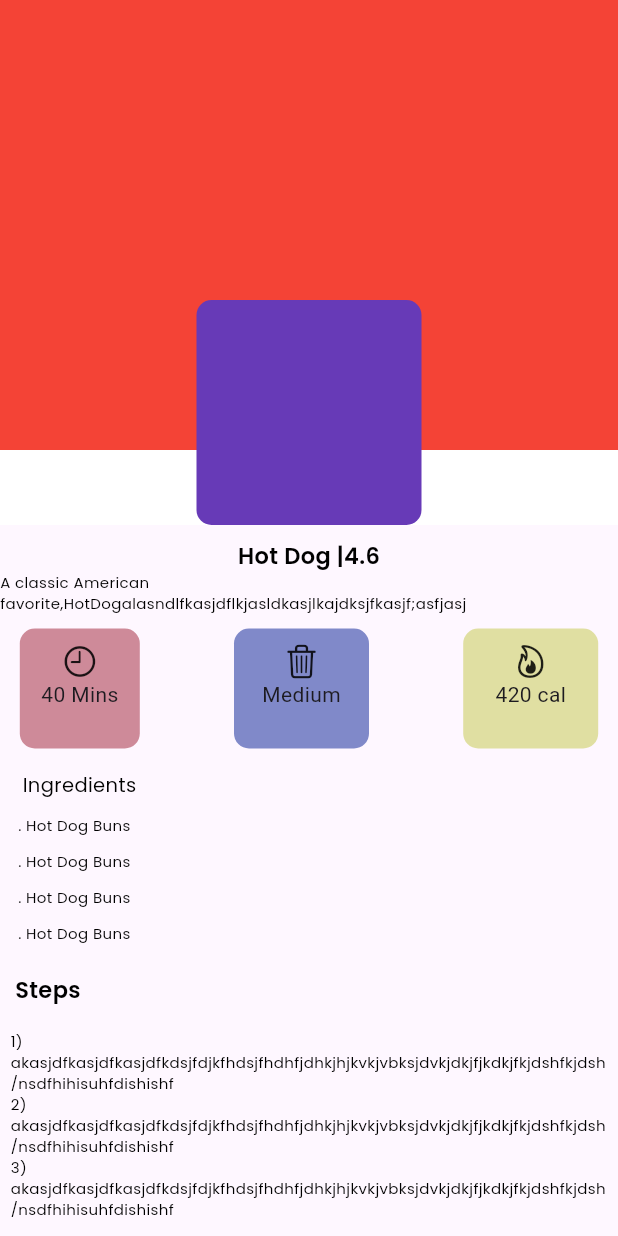
After one commit to muhammadfazilkp/food_recipe_app, a Flutter app: the DishViewPage screen opened directly, on a phone screen of 412 x 824 dp. The commit adds this screen. Run offline on Flutter 3.47's test engine with Material 2 defaults, Android fonts, the phone set to English and light mode, and no system bars; our stand-ins replace google_fonts.

Commit message:
ui design has completed

```diff
--- a/lib/core/text_style.dart
+++ b/lib/core/text_style.dart
@@ -9,3 +9,10 @@ TextStyle text = GoogleFonts.poppins(
 
     TextStyle detail = GoogleFonts.poppins(
     textStyle: const TextStyle(color: Colors.black, fontSize: 10,));
+
+    const SizedBox box = SizedBox(
+  height: 10,
+);
+ const SizedBox boxw = SizedBox(
+  width: 10,
+);
--- /dev/null
+++ b/lib/view/screens/dish_view_page/view_page.dart
@@ -0,0 +1,167 @@
+import 'package:flutter/cupertino.dart';
+import 'package:flutter/material.dart';
+import 'package:food_recipe_app/core/text_style.dart';
+
+class DishViewPage extends StatelessWidget {
+  const DishViewPage({Key? key});
+
+  @override
+  Widget build(BuildContext context) {
+    final width = MediaQuery.of(context).size.width;
+    final paddingGap = (width - 150) / 2;
+    return Scaffold(
+        body: Column(
+      children: [
+        Stack(
+          children: [
+            Stack(
+              children: [
+                Container(
+                  height: 350,
+                  color: Colors.white,
+                ),
+                Container(
+                  height: 300,
+                  color: Colors.red,
+                ),
+                Positioned(
+                  bottom: 0,
+                  left: paddingGap,
+                  child: Container(
+                    decoration: BoxDecoration(
+                      borderRadius: BorderRadius.circular(10),
+                      color: Colors.deepPurple,
+                    ),
+                    height: 150,
+                    width: 150,
+                  ),
+                )
+              ],
+            ),
+          ],
+        ),
+        box,
+        Text(
+          'Hot Dog |4.6',
+          style: text,
+        ),
+        Text(
+          'A classic American favorite,HotDogalasndlfkasjdflkjasldkasjlkajdksjfkasjf;asfjasj',
+          style: detail,
+        ),
+        box,
+        Row(
+          mainAxisAlignment: MainAxisAlignment.spaceAround,
+          children: [
+            Container(
+              height: 80,
+              width: 80,
+              decoration: BoxDecoration(
+                  color: const  Color.fromARGB(255, 206, 138, 153),
+                  borderRadius: BorderRadius.circular(10)),
+              child: const Column(
+                children: [
+                  box,
+                  Icon( CupertinoIcons.time ),
+                  Text('40 Mins')
+                ],
+              ),
+            ),
+            boxw,
+            Container(
+              height: 80,
+              width: 90,
+              decoration: BoxDecoration(
+                  color: const  Color.fromARGB(255, 128, 137, 201),
+                  borderRadius: BorderRadius.circular(10)),
+              child: const Column(
+                children: [
+                  box,
+                  Icon(   CupertinoIcons.delete ),
+                  Text('Medium')
+                ],
+              ),
+            ),
+            boxw,
+             Container(
+              height: 80,
+              width: 90,
+              decoration: BoxDecoration(
+                  color: const  Color.fromARGB(255, 224, 223, 162),
+                  borderRadius: BorderRadius.circular(10)),
+              child: const Column(
+                children: [
+                  box,
+                  Icon(  CupertinoIcons.flame    ),
+                  Text('420 cal')
+                ],
+              ),
+            ),
+
+          ],
+
+        )
+        ,
+        box,
+        Align(
+          alignment: Alignment.centerLeft,
+          child: Padding(
+            padding: const EdgeInsets.fromLTRB(15, 5, 0, 0),
+            child: Text('Ingredients',style: categori,),
+          )),
+          box,
+          Padding(
+            padding: const EdgeInsets.only(left: 12),
+            child: Align(
+              alignment: Alignment.centerLeft,
+              child: Text('. Hot Dog Buns',style: detail,)),
+          ),
+          box,
+           Padding(
+            padding: const EdgeInsets.only(left: 12),
+            child: Align(
+              alignment: Alignment.centerLeft,
+              child: Text('. Hot Dog Buns',style: detail,)),
+          ),
+          box,
+
+              Padding(
+            padding: const EdgeInsets.only(left: 12),
+            child: Align(
+              alignment: Alignment.centerLeft,
+              child: Text('. Hot Dog Buns',style: detail,)),
+          ),
+            box,
+              Padding(
+            padding: const EdgeInsets.only(left: 12),
+            child: Align(
+              alignment: Alignment.centerLeft,
+              child: Text('. Hot Dog Buns',style: detail,)),
+          ),
+          box,
+          Align(
+            alignment: Alignment.centerLeft,
+            child: Padding(
+              padding: const EdgeInsets.all(10.0),
+              child: Text('Steps',style: text,),
+            )),
+            Padding(
+              padding: const EdgeInsets.all(7.0),
+              child: Column(
+                children: [
+                  Text('1) akasjdfkasjdfkasjdfkdsjfdjkfhdsjfhdhfjdhkjhjkvkjvbksjdvkjdkjfjkdkjfkjdshfkjdsh/nsdfhihisuhfdishishf',style: detail,),
+                   Text('2) akasjdfkasjdfkasjdfkdsjfdjkfhdsjfhdhfjdhkjhjkvkjvbksjdvkjdkjfjkdkjfkjdshfkjdsh/nsdfhihisuhfdishishf',style: detail,),
+                    Text('3) akasjdfkasjdfkasjdfkdsjfdjkfhdsjfhdhfjdhkjhjkvkjvbksjdvkjdkjfjkdkjfkjdshfkjdsh/nsdfhihisuhfdishishf',style: detail,),
+                ],
+              ),
+            )
+
+
+
+
+      ],
+
+    )
+    );
+  }
+}
--- a/lib/view/screens/home_screen/home_page.dart
+++ b/lib/view/screens/home_screen/home_page.dart
@@ -1,5 +1,6 @@
 import 'package:flutter/material.dart';
 import 'package:food_recipe_app/core/text_style.dart';
+import 'package:food_recipe_app/view/screens/dish_view_page/view_page.dart';
 import 'package:food_recipe_app/view/screens/home_screen/widget/categori.dart';
 
 class HomeScreen extends StatelessWidget {
@@ -49,23 +50,22 @@ class HomeScreen extends StatelessWidget {
             CategoriWidget(
               categories: categories,
             ),
-            const SizedBox(
-              height: 30,
-            ),
+            // const SizedBox(
+            //   height: 30,
+            // ),
             Expanded(
               child: Padding(
                 padding: const EdgeInsets.all(8.0),
                 child: GridView(
-
                   gridDelegate: const SliverGridDelegateWithFixedCrossAxisCount(
-
                       crossAxisCount: 2,
                       mainAxisSpacing: 10,
-                      crossAxisSpacing: 20
-                    ),
+                      crossAxisSpacing: 20),
                   scrollDirection: Axis.vertical,
                   children: [
-                    Card(
+                    InkWell(
+                      onTap: () => Navigator.push(context, MaterialPageRoute(builder: (context)=> const DishViewPage())),
+                      child: Card(
                         child: SingleChildScrollView(
                           child: Column(
                             children: [
@@ -94,10 +94,10 @@ class HomeScreen extends StatelessWidget {
                                   const SizedBox(
                                     height: 5,
                                   ),
-
                                 ],
                               ),
                             ],
+                          ),
                         ),
                       ),
                     ),
@@ -130,7 +130,6 @@ class HomeScreen extends StatelessWidget {
                                 const SizedBox(
                                   height: 5,
                                 ),
-
                               ],
                             ),
                           ],
@@ -165,7 +164,6 @@ class HomeScreen extends StatelessWidget {
                               const SizedBox(
                                 height: 5,
                               ),
-
                             ],
                           ),
                         ],
@@ -174,9 +172,6 @@ class HomeScreen extends StatelessWidget {
                     // Add more Card widgets
                     // Add more Card widgets similarly
                   ],
-
-
-
                 ),
               ),
             )
--- a/pubspec.yaml
+++ b/pubspec.yaml
@@ -34,7 +34,7 @@ dependencies:
 
   # The following adds the Cupertino Icons font to your application.
   # Use with the CupertinoIcons class for iOS style icons.
-  cupertino_icons: ^1.0.2
+  cupertino_icons: ^1.0.6
   google_fonts: ^6.1.0
 
 dev_dependencies:
```
Lines whose indentation alone changed are shown as unchanged.
